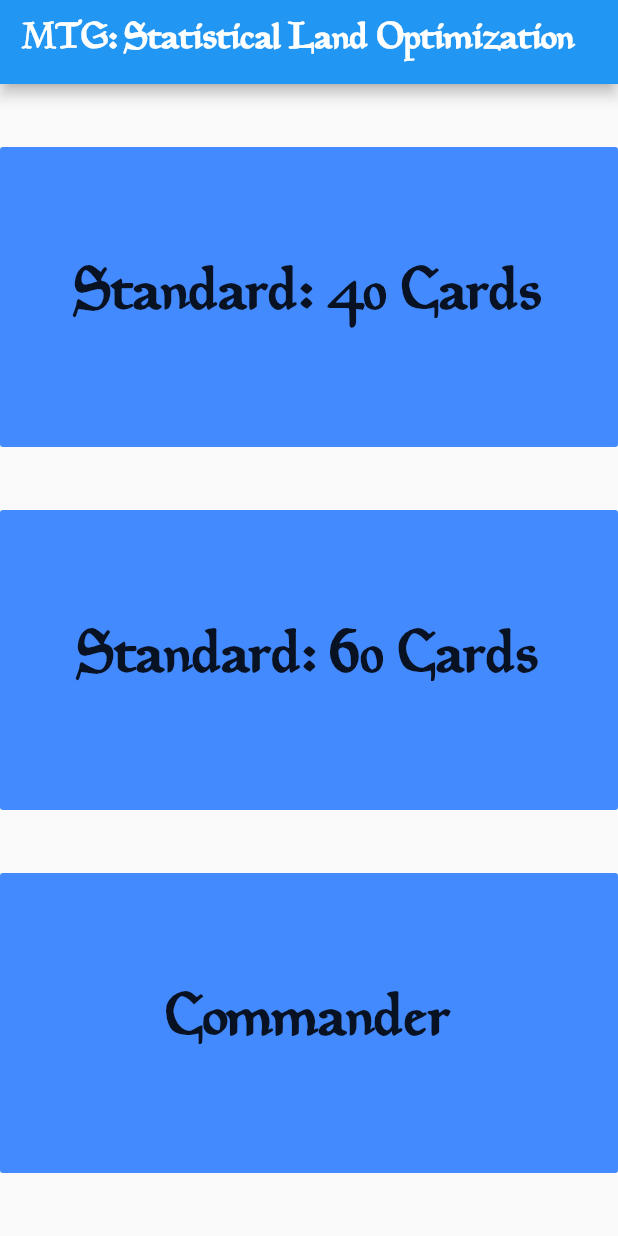
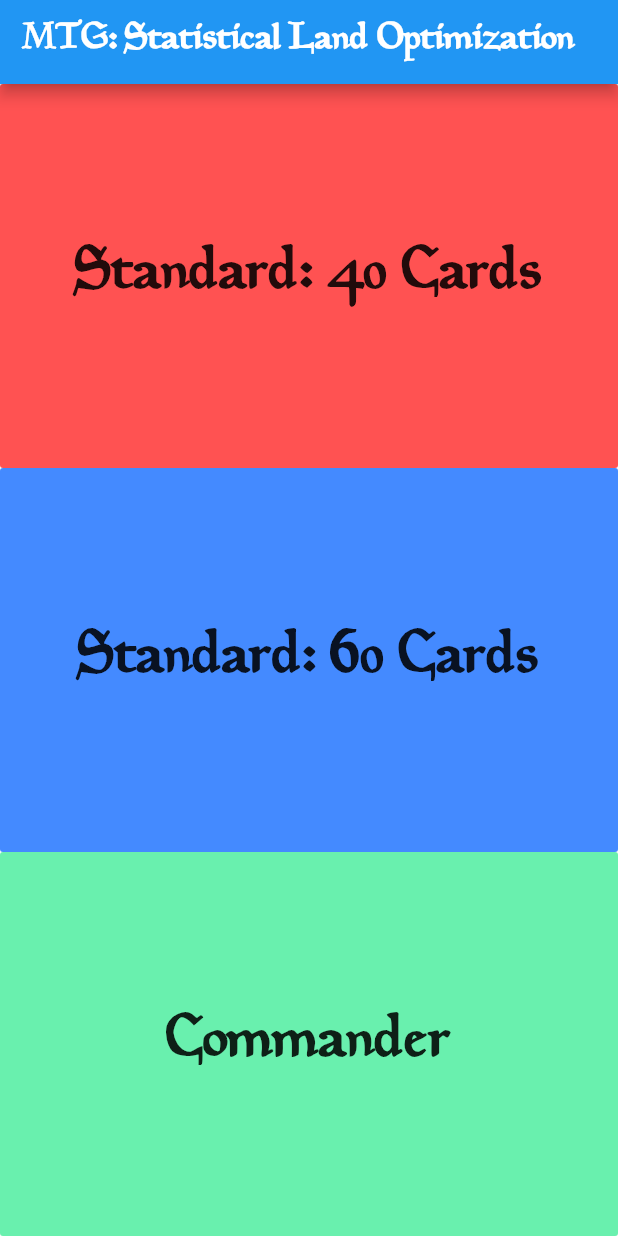
Before and after one commit to TNT670/seniordesign-mtg, a Flutter app: the screen it shows after launch, on a phone screen of 412 x 824 dp. Run offline on Flutter 3.47's test engine with Material 2 defaults, Android fonts, the phone set to English and light mode, and no system bars; our stand-ins replace flutter_svg.

Commit message:
Fixed buttons displaying differently depending on OS

```diff
--- a/mtg_slo/lib/screens/format_selection_screen/format_selection_screen.dart
+++ b/mtg_slo/lib/screens/format_selection_screen/format_selection_screen.dart
@@ -22,10 +22,10 @@
         mainAxisAlignment: MainAxisAlignment.spaceEvenly,
         crossAxisAlignment: CrossAxisAlignment.stretch,
         children: [
-          ButtonTheme(
-            height: 200.0,
+          Expanded(
+            flex: 1,
             child: FlatButton(
-              color: Colors.blueAccent,
+              color: Colors.redAccent,
               onPressed: () {
                 globalStates.setFormat("Standard40");
                 Navigator.pushNamed(context, '/second');
@@ -40,8 +40,8 @@
               ),
             ),
           ),
-          ButtonTheme(
-            height: 200.0,
+          Expanded(
+            flex: 1,
             child: FlatButton(
               color: Colors.blueAccent,
               onPressed: () {
@@ -58,10 +58,10 @@
               ),
             ),
           ),
-          ButtonTheme(
-            height: 200.0,
+          Expanded(
+            flex: 1,
             child: FlatButton(
-              color: Colors.blueAccent,
+              color: Colors.greenAccent,
               onPressed: () {
                 globalStates.setFormat("Commander");
                 Navigator.pushNamed(context, '/second');
```
